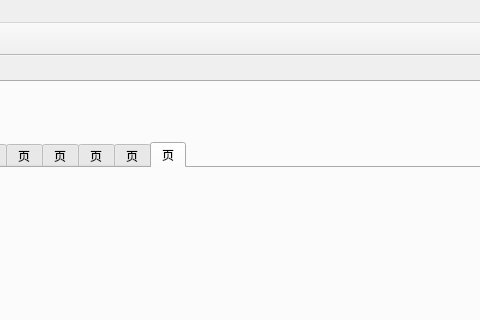
DreamLife-Jianwei/Qt-Vtk, file 03_ThirdVtk/mainwindow.ui: the form before one commit; both pictures show x 680 to 1160 and y 0 to 320 of the 1366 by 768 pixel window.
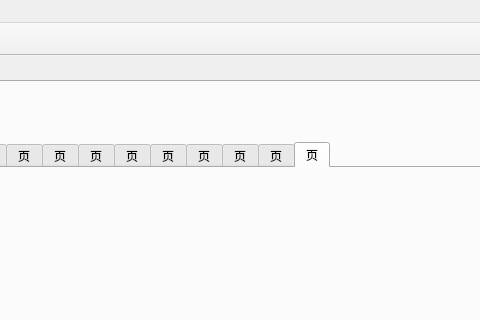
The form after the commit. The open tabs and pages were chosen to show the change. Icons and pictures are not drawn.

```diff
--- a/03_ThirdVtk/mainwindow.ui
+++ b/03_ThirdVtk/mainwindow.ui
@@ -110,6 +110,11 @@
           <string>页</string>
          </attribute>
         </widget>
+        <widget class="QWidget" name="tab_CustomLinkView">
+         <attribute name="title">
+          <string>页</string>
+         </attribute>
+        </widget>
         <widget class="QWidget" name="tab_Cylinder">
          <attribute name="title">
           <string>页</string>
@@ -120,6 +125,21 @@
           <string>页</string>
          </attribute>
         </widget>
+        <widget class="QWidget" name="tab_EasyView">
+         <attribute name="title">
+          <string>页</string>
+         </attribute>
+        </widget>
+        <widget class="QWidget" name="tab_FixedPointVolumeRayCastMapperCT">
+         <attribute name="title">
+          <string>页</string>
+         </attribute>
+        </widget>
+        <widget class="QWidget" name="tab_GPURenderDemo">
+         <attribute name="title">
+          <string>页</string>
+         </attribute>
+        </widget>
         <widget class="QWidget" name="tab_GraphItem">
          <attribute name="title">
           <string>页</string>
```
Left out of the diff: 28 changed lines with no effect on the pictures.
